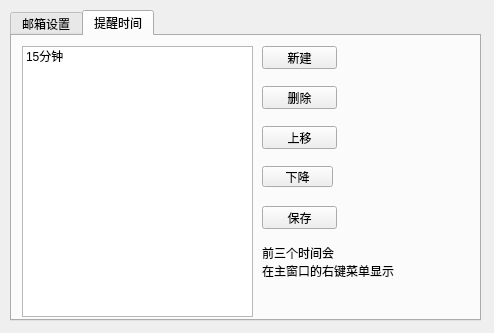
Old version of the form UI/settings.ui in the repository JoeEmp/AirMemo.
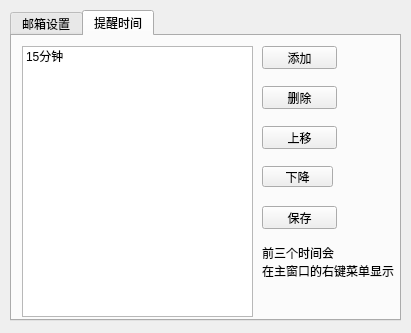
New version of the form. The open tabs and pages were chosen to show the change.

Patch:
```diff
--- a/UI/settings.ui
+++ b/UI/settings.ui
@@ -6,7 +6,7 @@
    <rect>
     <x>0</x>
     <y>0</y>
-    <width>494</width>
+    <width>411</width>
     <height>333</height>
    </rect>
   </property>
@@ -19,7 +19,7 @@
      <rect>
       <x>10</x>
       <y>10</y>
-      <width>471</width>
+      <width>391</width>
       <height>311</height>
      </rect>
     </property>
@@ -201,7 +201,7 @@
        </rect>
       </property>
       <property name="text">
-       <string>新建</string>
+       <string>添加</string>
       </property>
      </widget>
      <widget class="QPushButton" name="del_reminder_btn">
```
Left out of the diff: 2 changed lines with no effect on the pictures.
